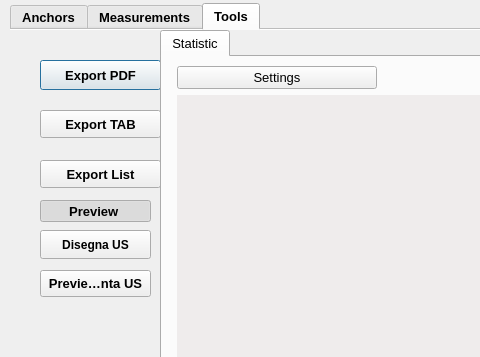
First picture: the form in gui/ui/pyarchinit_ANCHOR_ui.ui, repository enzococca/HFF, before the edit; both pictures show x 0 to 480 and y 227 to 584 of the 1161 by 879 pixel window.
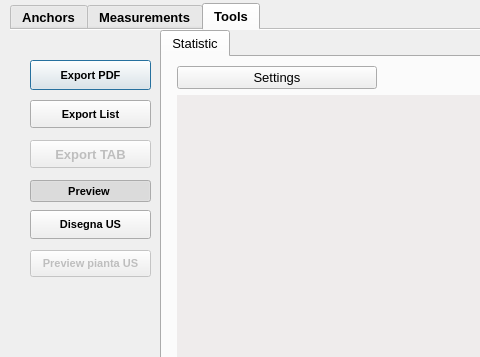
Second picture: the form after the edit. The open tabs and pages were chosen to show the change. Icons and pictures are not drawn. Custom widgets are drawn as their Qt base class.

```diff
--- a/gui/ui/pyarchinit_ANCHOR_ui.ui
+++ b/gui/ui/pyarchinit_ANCHOR_ui.ui
@@ -1671,21 +1671,29 @@
     <widget class="QPushButton" name="pushButton_exppdf">
      <property name="geometry">
       <rect>
-       <x>30</x>
+       <x>20</x>
        <y>30</y>
        <width>121</width>
        <height>30</height>
       </rect>
      </property>
+     <property name="font">
+      <font>
+       <pointsize>8</pointsize>
+      </font>
+     </property>
      <property name="text">
       <string>Export PDF</string>
      </property>
     </widget>
     <widget class="QPushButton" name="pushButton_exptab">
+     <property name="enabled">
+      <bool>false</bool>
+     </property>
      <property name="geometry">
       <rect>
-       <x>30</x>
-       <y>80</y>
+       <x>20</x>
+       <y>110</y>
        <width>121</width>
        <height>28</height>
       </rect>
@@ -1697,12 +1705,17 @@
     <widget class="QPushButton" name="pushButton_explist">
      <property name="geometry">
       <rect>
-       <x>30</x>
-       <y>130</y>
+       <x>20</x>
+       <y>70</y>
        <width>121</width>
        <height>28</height>
       </rect>
      </property>
+     <property name="font">
+      <font>
+       <pointsize>8</pointsize>
+      </font>
+     </property>
      <property name="text">
       <string>Export List</string>
      </property>
@@ -1774,12 +1787,17 @@
     <widget class="QToolButton" name="toolButtonPreviewMedia">
      <property name="geometry">
       <rect>
-       <x>30</x>
-       <y>170</y>
-       <width>111</width>
+       <x>20</x>
+       <y>150</y>
+       <width>121</width>
        <height>22</height>
       </rect>
      </property>
+     <property name="font">
+      <font>
+       <pointsize>8</pointsize>
+      </font>
+     </property>
      <property name="toolTip">
       <string/>
      </property>
@@ -1809,15 +1827,15 @@
     <widget class="QPushButton" name="pushButton_showLayer">
      <property name="geometry">
       <rect>
-       <x>30</x>
-       <y>200</y>
-       <width>111</width>
+       <x>20</x>
+       <y>180</y>
+       <width>121</width>
        <height>29</height>
       </rect>
      </property>
      <property name="font">
       <font>
-       <pointsize>9</pointsize>
+       <pointsize>8</pointsize>
       </font>
      </property>
      <property name="toolTip">
@@ -1832,14 +1850,22 @@
      </property>
     </widget>
     <widget class="QToolButton" name="toolButtonPreview">
+     <property name="enabled">
+      <bool>false</bool>
+     </property>
      <property name="geometry">
       <rect>
-       <x>30</x>
-       <y>240</y>
-       <width>111</width>
+       <x>20</x>
+       <y>220</y>
+       <width>121</width>
        <height>27</height>
       </rect>
      </property>
+     <property name="font">
+      <font>
+       <pointsize>8</pointsize>
+      </font>
+     </property>
      <property name="toolTip">
       <string/>
      </property>
```
Left out of the diff: 71 changed lines with no effect on the pictures.
